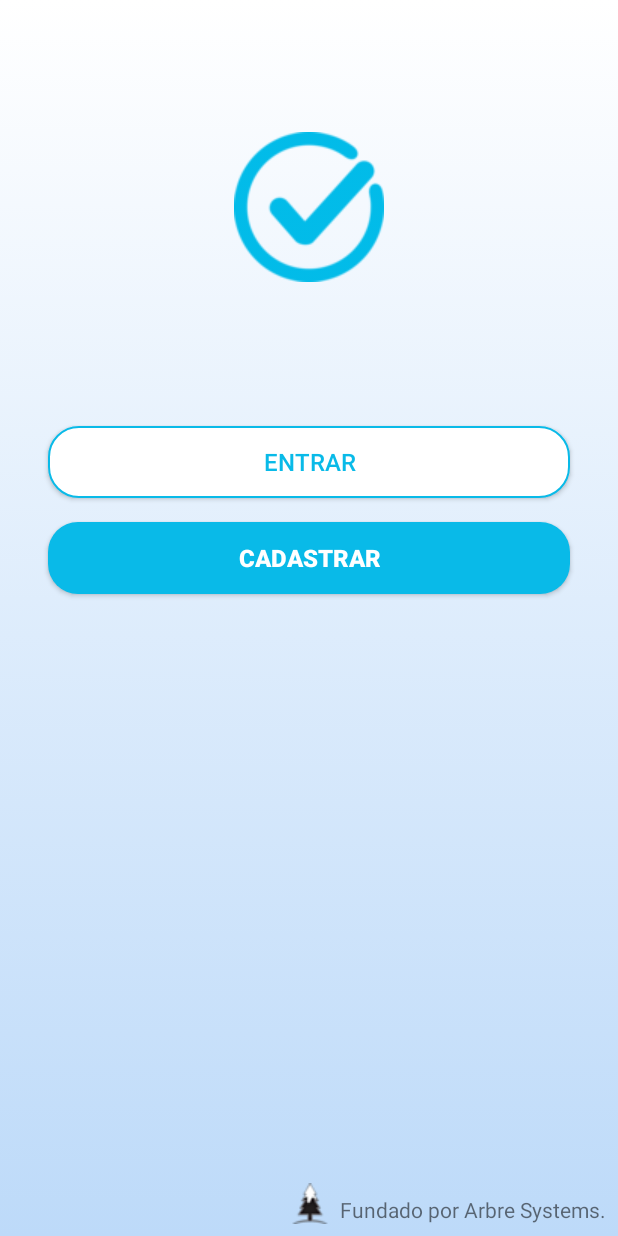
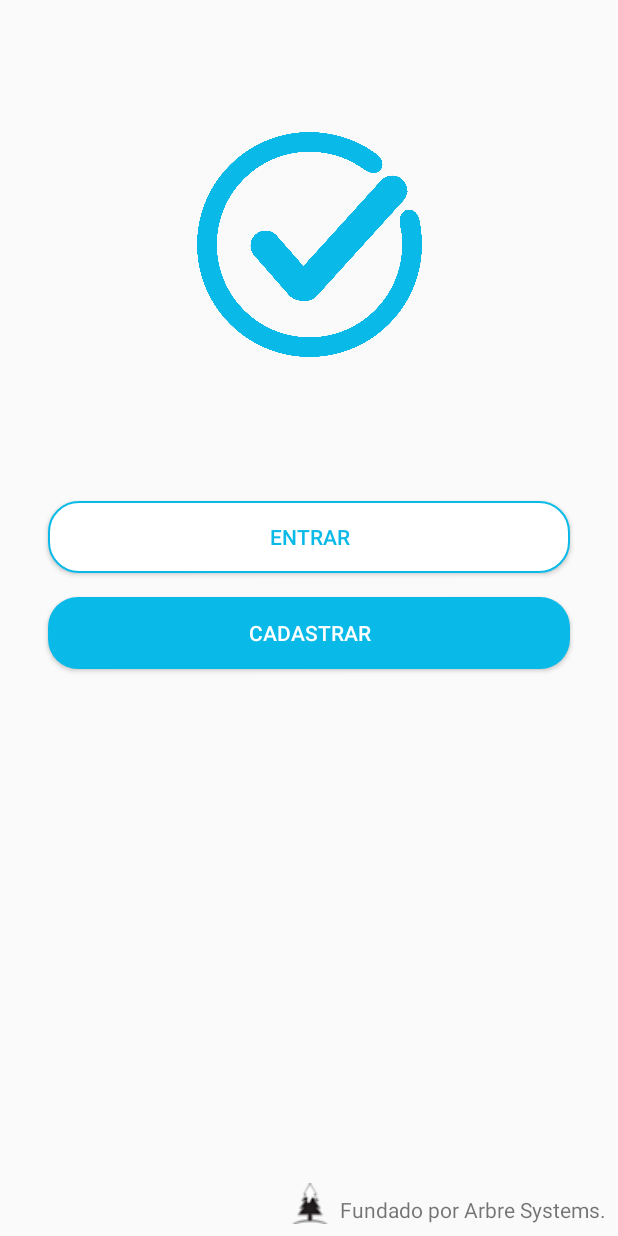
Before and after one commit to LucasArbre/Appoint, an Android app: the screen it shows after launch (InicioActivity), on a phone screen of 412 x 824 dp. Run offline under Robolectric (Android 15) with nearby library versions, the phone set to English and light mode, and no system bars; libraries missing offline, so code that uses them is left out: com.facebook, com.facebook.appevents; 3 statements that could not run were skipped.

Commit message:
ta com erro, já resolvo

```diff
--- a/app/src/main/res/layout/activity_inicio.xml
+++ b/app/src/main/res/layout/activity_inicio.xml
@@ -4,31 +4,34 @@
     xmlns:tools="http://schemas.android.com/tools"
     android:layout_width="match_parent"
     android:layout_height="match_parent"
-    android:background="@drawable/edit_fundo"
     tools:context=".view.Inicio">
 
     <Button
         android:id="@+id/btnCadastrar"
         android:layout_width="0dp"
         android:layout_height="wrap_content"
+        android:layout_marginBottom="8dp"
         android:layout_marginEnd="32dp"
         android:layout_marginLeft="32dp"
         android:layout_marginRight="32dp"
         android:layout_marginStart="32dp"
         android:layout_marginTop="16dp"
         android:background="@drawable/edit_btn"
+        android:shadowColor="#FFF"
         android:text="@string/cadastrar"
         android:textColor="@color/white"
-        android:textSize="16sp"
-        android:textStyle="bold"
+        android:textSize="14sp"
+        app:layout_constraintBottom_toBottomOf="parent"
         app:layout_constraintEnd_toEndOf="parent"
         app:layout_constraintHorizontal_bias="0.0"
         app:layout_constraintStart_toStartOf="parent"
-        app:layout_constraintTop_toBottomOf="@+id/btnEntrar" />
+        app:layout_constraintTop_toBottomOf="@+id/btnEntrar"
+        app:layout_constraintVertical_bias="0.0" />
 
     <Button
         android:id="@+id/btnEntrar"
         android:layout_width="0dp"
+        android:shadowColor="#FFF"
         android:layout_height="wrap_content"
         android:layout_marginEnd="32dp"
         android:layout_marginLeft="32dp"
@@ -38,7 +41,7 @@
         android:background="@drawable/edit_btn2"
         android:text="@string/login"
         android:textColor="@color/colorPrimary"
-        android:textSize="16sp"
+        android:textSize="14sp"
         app:layout_constraintEnd_toEndOf="parent"
         app:layout_constraintHorizontal_bias="0.0"
         app:layout_constraintStart_toStartOf="parent"
@@ -57,8 +60,8 @@
 
     <ImageView
         android:id="@+id/imageView"
-        android:layout_width="wrap_content"
-        android:layout_height="wrap_content"
+        android:layout_width="150dp"
+        android:layout_height="150dp"
         android:layout_marginEnd="8dp"
         android:layout_marginLeft="8dp"
         android:layout_marginRight="8dp"
@@ -67,7 +70,7 @@
         app:layout_constraintEnd_toEndOf="parent"
         app:layout_constraintStart_toStartOf="parent"
         app:layout_constraintTop_toTopOf="parent"
-        app:srcCompat="@drawable/logo_in_app" />
+        app:srcCompat="@drawable/logoappoint" />
 
     <ImageView
         android:id="@+id/imageView2"
--- a/app/src/main/res/values/strings.xml
+++ b/app/src/main/res/values/strings.xml
@@ -5,6 +5,9 @@
     <string name="esqueceuSenha">Esqueceu a senha?</string>
     <string name="login">Entrar</string>
     <string name="cadastrar">Cadastrar</string>
+    <string name="codigo">Insira o código enviado ao seu dispositivo.</string>
+    <string name="pronto">Pronto</string>
+    <string name="cancelar">Cancelar</string>
     <!--cadastro-->
     <string name="app_name">Appoint</string>
     <string name="nome">Nome...</string>
--- a/app/src/main/res/values/styles.xml
+++ b/app/src/main/res/values/styles.xml
@@ -1,7 +1,7 @@
 <resources>
 
     <!-- Base application theme. -->
-    <style name="AppTheme" parent="Base.Theme.AppCompat.Light.DarkActionBar">
+    <style name="AppTheme" parent="Theme.AppCompat.Light.NoActionBar">
         <!-- Customize your theme here. -->
         <item name="colorPrimary">@color/colorPrimary</item>
         <item name="colorPrimaryDark">@color/colorPrimaryDark</item>
```
Also changed, not shown: app/src/main/java/com/arbresystems/appoint/view/LoginActivity.java (+30 -0 lines).
